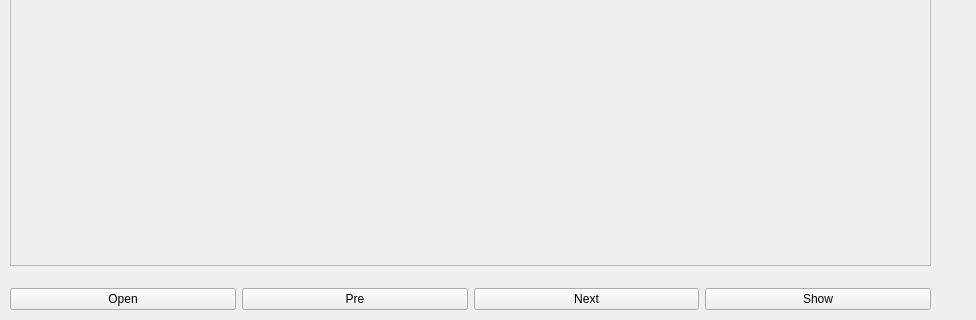
Nickzhong789/cow-keypoint, file testMainWindow.ui: the form before one commit; both pictures show x 0 to 976 and y 275 to 595 of the 976 by 595 pixel window.
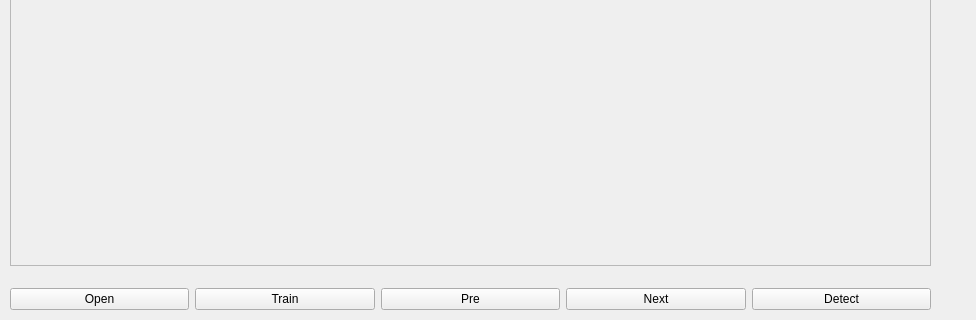
The form after the commit.

Diff of the .ui file:
```diff
--- a/testMainWindow.ui
+++ b/testMainWindow.ui
@@ -30,6 +30,13 @@
       </property>
      </widget>
     </item>
+    <item>
+     <widget class="QPushButton" name="trainButton">
+      <property name="text">
+       <string>Train</string>
+      </property>
+     </widget>
+    </item>
     <item>
      <widget class="QPushButton" name="preImgBtn">
       <property name="text">
@@ -47,7 +54,7 @@
     <item>
      <widget class="QPushButton" name="showBtn">
       <property name="text">
-       <string>Show</string>
+       <string>Detect</string>
       </property>
      </widget>
     </item>
```
Left out of the diff: 6 changed lines with no effect on the pictures.
